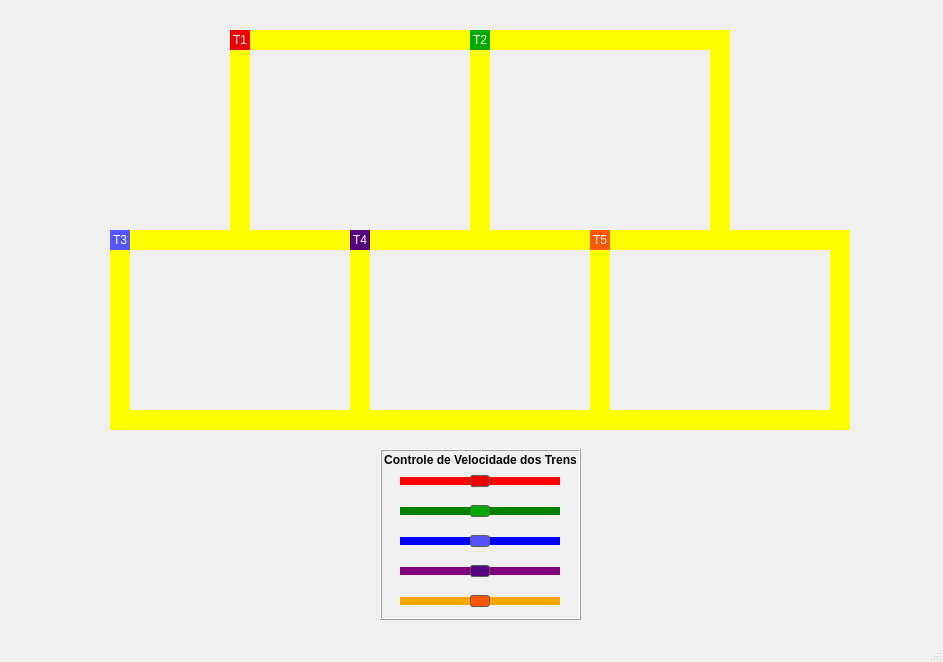
The window that mainwindow.ui (Bianca-Mirtes/Projeto_dos_Trens_SO) describes before a commit, drawn with Qt 5.
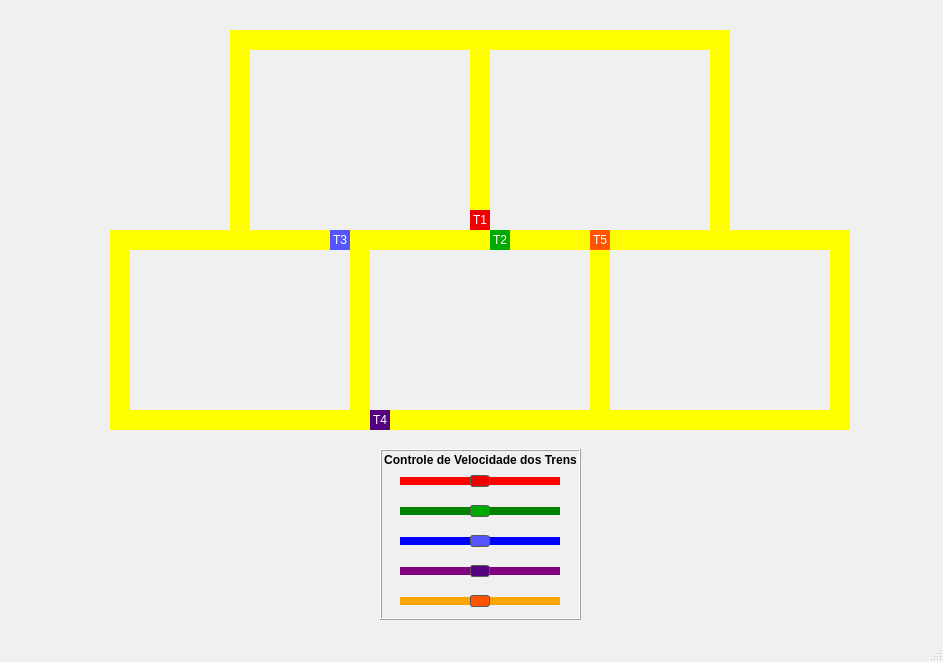
The same window after the commit. Icons and pictures are not drawn.

Patch:
```diff
--- a/mainwindow.ui
+++ b/mainwindow.ui
@@ -280,8 +280,8 @@
    <widget class="QLabel" name="trem_4">
     <property name="geometry">
      <rect>
-      <x>350</x>
-      <y>230</y>
+      <x>370</x>
+      <y>410</y>
       <width>20</width>
       <height>20</height>
      </rect>
@@ -360,8 +360,8 @@
    <widget class="QLabel" name="trem_1">
     <property name="geometry">
      <rect>
-      <x>230</x>
-      <y>30</y>
+      <x>470</x>
+      <y>210</y>
       <width>20</width>
       <height>20</height>
      </rect>
@@ -427,8 +427,8 @@
    <widget class="QLabel" name="trem_2">
     <property name="geometry">
      <rect>
-      <x>470</x>
-      <y>30</y>
+      <x>490</x>
+      <y>230</y>
       <width>20</width>
       <height>20</height>
      </rect>
@@ -459,7 +459,7 @@
    <widget class="QLabel" name="trem_3">
     <property name="geometry">
      <rect>
-      <x>110</x>
+      <x>330</x>
       <y>230</y>
       <width>20</width>
       <height>20</height>
```
Left out of the diff: 6 changed lines with no effect on the pictures.
